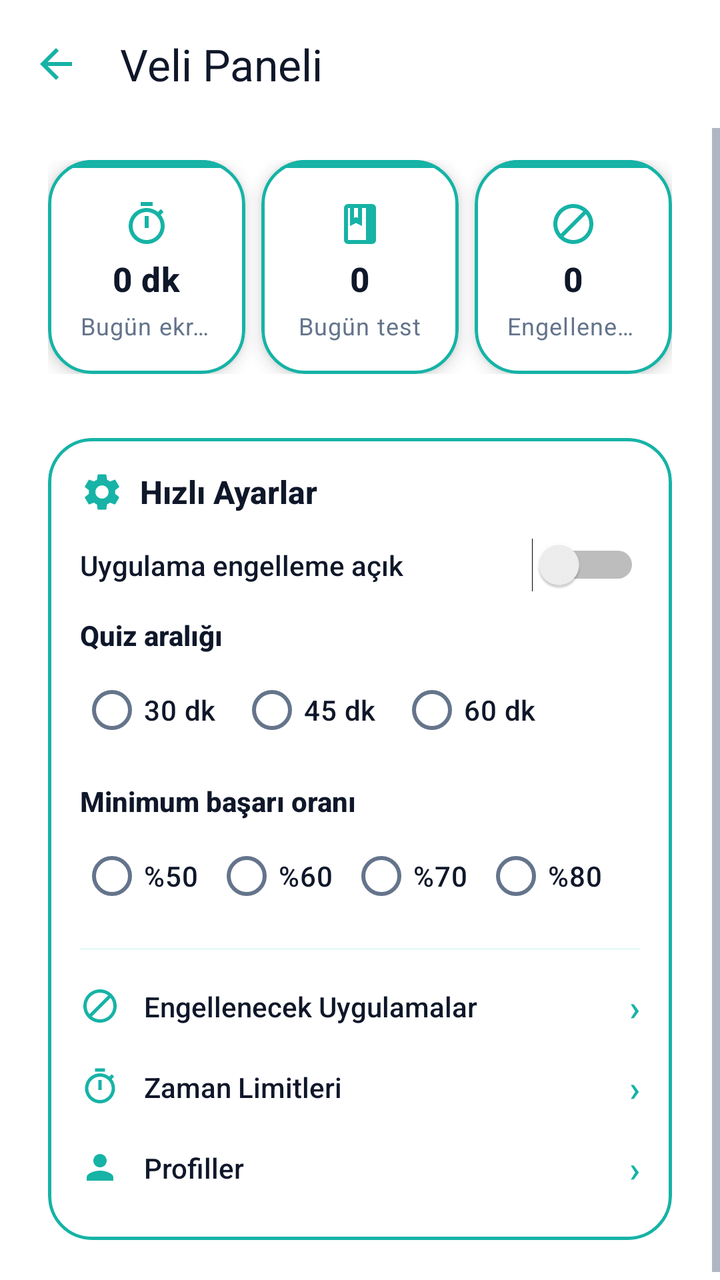
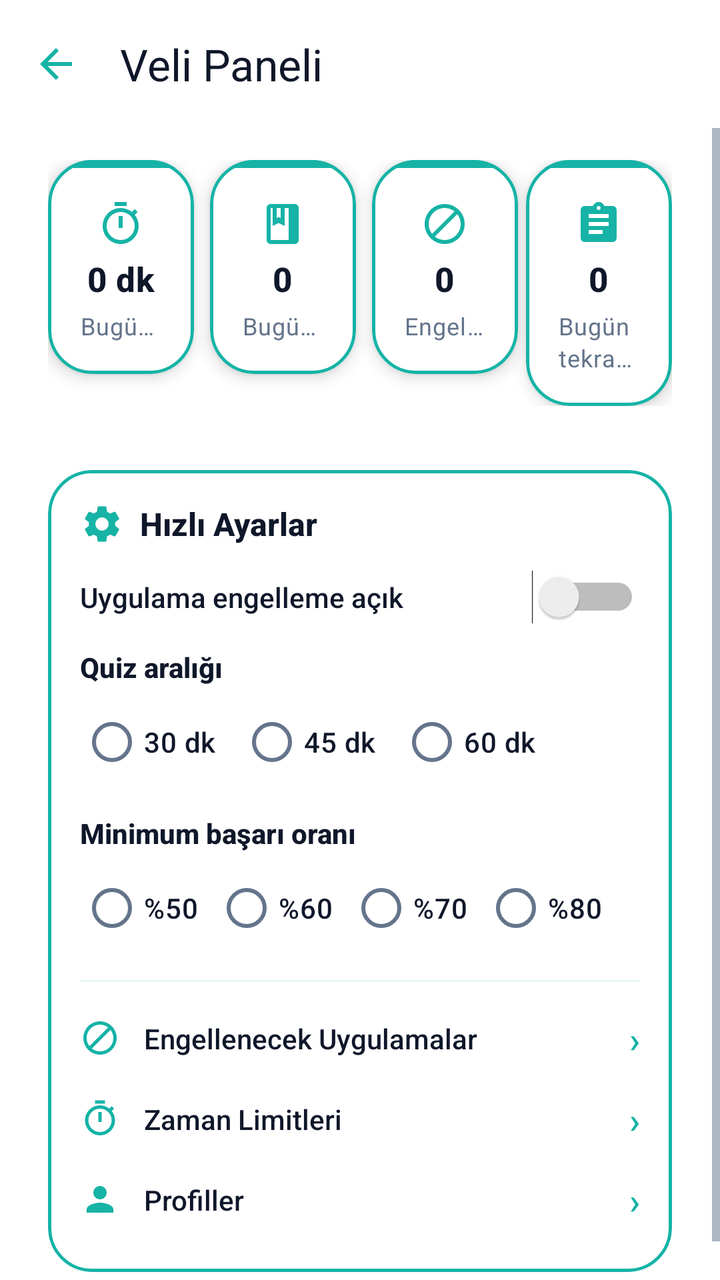

An Android layout rendered at two revisions. The XML below is the earlier revision; the diff shows what the commit changed to produce the second picture.
<!-- AndroidManifest.xml: application theme Theme.BrainBuddy -->
<!-- res/layout/activity_parent.xml -->
<?xml version="1.0" encoding="utf-8"?>
<LinearLayout xmlns:android="http://schemas.android.com/apk/res/android"
    xmlns:app="http://schemas.android.com/apk/res-auto"
    xmlns:tools="http://schemas.android.com/tools"
    android:layout_width="match_parent"
    android:layout_height="match_parent"
    android:orientation="vertical"
    android:background="@color/white">

    <com.google.android.material.appbar.MaterialToolbar
        android:id="@+id/toolbar"
        android:layout_width="match_parent"
        android:layout_height="?attr/actionBarSize"
        android:background="@color/white"
        app:title="@string/parent_hub_title"
        app:titleTextColor="@color/bb_text"
        app:navigationIcon="?attr/homeAsUpIndicator"
        app:navigationIconTint="?attr/colorPrimary" />

    <ScrollView
        android:layout_width="match_parent"
        android:layout_height="match_parent"
        android:fillViewport="true"
        android:clipToPadding="false"
        android:overScrollMode="never">

        <LinearLayout
            android:layout_width="match_parent"
            android:layout_height="wrap_content"
            android:orientation="vertical"
            android:paddingStart="@dimen/space_24"
            android:paddingEnd="@dimen/space_24"
            android:paddingTop="@dimen/space_16"
            android:paddingBottom="@dimen/space_24">

            
            <LinearLayout
                android:id="@+id/summaryRow"
                android:layout_width="match_parent"
                android:layout_height="wrap_content"
                android:orientation="horizontal"
                android:baselineAligned="false"
                android:layout_marginBottom="@dimen/space_16">

                <com.google.android.material.card.MaterialCardView
                    style="@style/Widget.BrainBuddy.AppCardWhite"
                    android:layout_width="0dp"
                    android:layout_height="wrap_content"
                    android:layout_weight="1"
                    android:layout_marginEnd="@dimen/space_4">

                    <LinearLayout
                        android:layout_width="match_parent"
                        android:layout_height="wrap_content"
                        android:orientation="vertical">

                        <View
                            android:layout_width="match_parent"
                            android:layout_height="@dimen/app_accent_bar_height"
                            android:background="@color/emerald_primary" />

                        <LinearLayout
                            android:layout_width="match_parent"
                            android:layout_height="wrap_content"
                            android:orientation="vertical"
                            android:padding="@dimen/space_16"
                            android:gravity="center">

                            <ImageView
                                android:layout_width="24dp"
                                android:layout_height="24dp"
                                android:src="@drawable/ic_timer"
                                android:tint="@color/emerald_primary"
                                app:tint="@color/emerald_primary"
                                android:contentDescription="@null" />

                            <TextView
                                android:id="@+id/tvTodayScreenTime"
                                style="@style/TextAppearance.BrainBuddy.AppTitle"
                                android:layout_width="wrap_content"
                                android:layout_height="wrap_content"
                                android:layout_marginTop="@dimen/space_4"
                                android:text="0 dk"
                                android:maxLines="1"
                                android:ellipsize="end" />

                            <TextView
                                style="@style/TextAppearance.BrainBuddy.AppSubtitle"
                                android:layout_width="wrap_content"
                                android:layout_height="wrap_content"
                                android:layout_marginTop="@dimen/space_4"
                                android:text="@string/parent_summary_screen_time"
                                android:maxLines="1"
                                android:ellipsize="end" />
                        </LinearLayout>
                    </LinearLayout>
                </com.google.android.material.card.MaterialCardView>

                <com.google.android.material.card.MaterialCardView
                    style="@style/Widget.BrainBuddy.AppCardWhite"
                    android:layout_width="0dp"
                    android:layout_height="wrap_content"
                    android:layout_weight="1"
                    android:layout_marginHorizontal="@dimen/space_4">

                    <LinearLayout
                        android:layout_width="match_parent"
                        android:layout_height="wrap_content"
                        android:orientation="vertical">

                        <View
                            android:layout_width="match_parent"
                            android:layout_height="@dimen/app_accent_bar_height"
                            android:background="@color/emerald_primary" />

                        <LinearLayout
                            android:layout_width="match_parent"
                            android:layout_height="wrap_content"
                            android:orientation="vertical"
                            android:padding="@dimen/space_16"
                            android:gravity="center">

                            <ImageView
                                android:layout_width="24dp"
                                android:layout_height="24dp"
                                android:src="@drawable/ic_quiz"
                                android:tint="@color/emerald_primary"
                                app:tint="@color/emerald_primary"
                                android:contentDescription="@null" />

                            <TextView
                                android:id="@+id/tvTodayTests"
                                style="@style/TextAppearance.BrainBuddy.AppTitle"
                                android:layout_width="wrap_content"
                                android:layout_height="wrap_content"
                                android:layout_marginTop="@dimen/space_4"
                                android:text="0"
                                android:maxLines="1"
                                android:ellipsize="end" />

                            <TextView
                                style="@style/TextAppearance.BrainBuddy.AppSubtitle"
                                android:layout_width="wrap_content"
                                android:layout_height="wrap_content"
                                android:layout_marginTop="@dimen/space_4"
                                android:text="@string/parent_summary_tests"
                                android:maxLines="1"
                                android:ellipsize="end" />
                        </LinearLayout>
                    </LinearLayout>
                </com.google.android.material.card.MaterialCardView>

                <com.google.android.material.card.MaterialCardView
                    style="@style/Widget.BrainBuddy.AppCardWhite"
                    android:layout_width="0dp"
                    android:layout_height="wrap_content"
                    android:layout_weight="1"
                    android:layout_marginStart="@dimen/space_4">

                    <LinearLayout
                        android:layout_width="match_parent"
                        android:layout_height="wrap_content"
                        android:orientation="vertical">

                        <View
                            android:layout_width="match_parent"
                            android:layout_height="@dimen/app_accent_bar_height"
                            android:background="@color/emerald_primary" />

                        <LinearLayout
                            android:layout_width="match_parent"
                            android:layout_height="wrap_content"
                            android:orientation="vertical"
                            android:padding="@dimen/space_16"
                            android:gravity="center">

                            <ImageView
                                android:layout_width="24dp"
                                android:layout_height="24dp"
                                android:src="@drawable/ic_block"
                                android:tint="@color/emerald_primary"
                                app:tint="@color/emerald_primary"
                                android:contentDescription="@null" />

                            <TextView
                                android:id="@+id/tvBlockedAppsCount"
                                style="@style/TextAppearance.BrainBuddy.AppTitle"
                                android:layout_width="wrap_content"
                                android:layout_height="wrap_content"
                                android:layout_marginTop="@dimen/space_4"
                                android:text="0"
                                android:maxLines="1"
                                android:ellipsize="end" />

                            <TextView
                                style="@style/TextAppearance.BrainBuddy.AppSubtitle"
                                android:layout_width="wrap_content"
                                android:layout_height="wrap_content"
                                android:layout_marginTop="@dimen/space_4"
                                android:text="@string/parent_summary_blocked"
                                android:maxLines="1"
                                android:ellipsize="end" />
                        </LinearLayout>
                    </LinearLayout>
                </com.google.android.material.card.MaterialCardView>
            </LinearLayout>

            
            <androidx.recyclerview.widget.RecyclerView
                android:layout_marginTop="@dimen/space_16"
                android:id="@+id/gridParentCategories"
                android:layout_width="match_parent"
                android:layout_height="wrap_content"
                android:nestedScrollingEnabled="false"
                android:clipToPadding="false"
                tools:listitem="@layout/item_parent_category"
                tools:itemCount="5"
                tools:layoutManager="androidx.recyclerview.widget.GridLayoutManager" />

            
            <include
                android:id="@+id/includeQuickSettings"
                layout="@layout/include_parent_quick_settings"
                android:layout_width="match_parent"
                android:layout_height="wrap_content"/>
        </LinearLayout>
    </ScrollView>
</LinearLayout>
<!-- res/layout/item_parent_category.xml (included above) -->
<?xml version="1.0" encoding="utf-8"?>
<com.google.android.material.card.MaterialCardView xmlns:android="http://schemas.android.com/apk/res/android"
    xmlns:app="http://schemas.android.com/apk/res-auto"
    android:id="@+id/cardRoot"
    style="@style/Widget.BrainBuddy.AppCardWhite"
    android:layout_width="match_parent"
    android:layout_height="wrap_content"
    android:layout_margin="@dimen/space_8"
    android:minHeight="130dp">

    <LinearLayout
        android:layout_width="match_parent"
        android:layout_height="wrap_content"
        android:orientation="vertical"
        android:gravity="center_horizontal">

        <View
            android:layout_width="match_parent"
            android:layout_height="@dimen/app_accent_bar_height"
            android:background="@color/emerald_primary" />

        <LinearLayout
            android:layout_width="match_parent"
            android:layout_height="wrap_content"
            android:orientation="vertical"
            android:gravity="center_horizontal"
            android:padding="@dimen/space_16">

            <ImageView
                android:id="@+id/icon"
                android:layout_width="40dp"
                android:layout_height="40dp"
                android:contentDescription="@null"
                android:tint="@color/emerald_primary"
                app:tint="@color/emerald_primary" />

            <TextView
                android:id="@+id/title"
                style="@style/TextAppearance.BrainBuddy.AppTitle"
                android:layout_width="wrap_content"
                android:layout_height="wrap_content"
                android:layout_marginTop="@dimen/space_12"
                android:gravity="center"
                android:maxLines="2"
                android:ellipsize="end" />

            <TextView
                android:id="@+id/subtitle"
                style="@style/TextAppearance.BrainBuddy.AppSubtitle"
                android:layout_width="wrap_content"
                android:layout_height="wrap_content"
                android:layout_marginTop="@dimen/space_4"
                android:gravity="center"
                android:maxLines="2"
                android:ellipsize="end" />
        </LinearLayout>
    </LinearLayout>
</com.google.android.material.card.MaterialCardView>
<!-- res/layout/include_parent_quick_settings.xml (included above) -->
<?xml version="1.0" encoding="utf-8"?>
<com.google.android.material.card.MaterialCardView xmlns:android="http://schemas.android.com/apk/res/android"
    xmlns:app="http://schemas.android.com/apk/res-auto"
    xmlns:tools="http://schemas.android.com/tools"
    android:id="@+id/cardQuickSettings"
    android:layout_width="match_parent"
    android:layout_height="wrap_content"
    android:layout_marginTop="@dimen/space_16"
    app:cardBackgroundColor="@color/white"
    app:strokeColor="@color/emerald_primary"
    app:strokeWidth="1.5dp"
    app:cardCornerRadius="@dimen/app_card_radius"
    app:cardElevation="0dp">

    <LinearLayout
        android:layout_width="match_parent"
        android:layout_height="wrap_content"
        android:orientation="vertical"
        android:padding="@dimen/space_16">

        <LinearLayout
            android:layout_width="match_parent"
            android:layout_height="wrap_content"
            android:orientation="horizontal"
            android:gravity="center_vertical">

            <ImageView
                android:layout_width="22dp"
                android:layout_height="22dp"
                android:src="@drawable/ic_settings"
                app:tint="@color/emerald_primary"
                android:contentDescription="@null"/>

            <TextView
                android:layout_width="wrap_content"
                android:layout_height="wrap_content"
                android:layout_marginStart="@dimen/space_8"
                android:text="@string/quick_settings_title"
                android:textSize="16sp"
                android:textStyle="bold"
                android:textColor="@color/bb_text"/>
        </LinearLayout>

        
        <LinearLayout
            android:layout_width="match_parent"
            android:layout_height="wrap_content"
            android:orientation="horizontal"
            android:gravity="center_vertical"
            android:layout_marginTop="@dimen/space_12">

            <TextView
                android:layout_width="0dp"
                android:layout_height="wrap_content"
                android:layout_weight="1"
                android:text="@string/settings_protection_on"
                android:textSize="14sp"
                android:textColor="@color/bb_text"/>

            <Switch
                android:id="@+id/quickSwitchAppBlocking"
                android:layout_width="wrap_content"
                android:layout_height="wrap_content"/>
        </LinearLayout>

        
        <TextView
            android:layout_width="match_parent"
            android:layout_height="wrap_content"
            android:layout_marginTop="@dimen/space_12"
            android:text="@string/settings_quiz_interval"
            android:textSize="14sp"
            android:textStyle="bold"
            android:textColor="@color/bb_text"/>

        <RadioGroup
            android:id="@+id/quickQuizIntervalGroup"
            android:layout_width="match_parent"
            android:layout_height="wrap_content"
            android:orientation="horizontal"
            android:layout_marginTop="@dimen/space_4">

            <RadioButton
                android:id="@+id/quickInterval30"
                android:layout_width="wrap_content"
                android:layout_height="wrap_content"
                android:layout_marginEnd="@dimen/space_12"
                android:text="@string/interval_30"
                android:textColor="@color/bb_text"/>

            <RadioButton
                android:id="@+id/quickInterval45"
                android:layout_width="wrap_content"
                android:layout_height="wrap_content"
                android:layout_marginEnd="@dimen/space_12"
                android:text="@string/interval_45"
                android:textColor="@color/bb_text"/>

            <RadioButton
                android:id="@+id/quickInterval60"
                android:layout_width="wrap_content"
                android:layout_height="wrap_content"
                android:text="@string/interval_60"
                android:textColor="@color/bb_text"/>
        </RadioGroup>

        
        <TextView
            android:layout_width="match_parent"
            android:layout_height="wrap_content"
            android:layout_marginTop="@dimen/space_12"
            android:text="@string/settings_min_success_rate"
            android:textSize="14sp"
            android:textStyle="bold"
            android:textColor="@color/bb_text"/>

        <RadioGroup
            android:id="@+id/quickSuccessRateGroup"
            android:layout_width="match_parent"
            android:layout_height="wrap_content"
            android:orientation="horizontal"
            android:layout_marginTop="@dimen/space_4">

            <RadioButton
                android:id="@+id/quickSuccessRate50"
                android:layout_width="wrap_content"
                android:layout_height="wrap_content"
                android:layout_marginEnd="@dimen/space_8"
                android:text="@string/success_rate_50"
                android:textColor="@color/bb_text"/>

            <RadioButton
                android:id="@+id/quickSuccessRate60"
                android:layout_width="wrap_content"
                android:layout_height="wrap_content"
                android:layout_marginEnd="@dimen/space_8"
                android:text="@string/success_rate_60"
                android:textColor="@color/bb_text"/>

            <RadioButton
                android:id="@+id/quickSuccessRate70"
                android:layout_width="wrap_content"
                android:layout_height="wrap_content"
                android:layout_marginEnd="@dimen/space_8"
                android:text="@string/success_rate_70"
                android:textColor="@color/bb_text"/>

            <RadioButton
                android:id="@+id/quickSuccessRate80"
                android:layout_width="wrap_content"
                android:layout_height="wrap_content"
                android:text="@string/success_rate_80"
                android:textColor="@color/bb_text"/>
        </RadioGroup>

        
        <View
            android:layout_width="match_parent"
            android:layout_height="1dp"
            android:layout_marginTop="@dimen/space_12"
            android:layout_marginBottom="@dimen/space_8"
            android:background="@color/emerald_light"/>

        <LinearLayout
            android:id="@+id/rowBlockedApps"
            android:layout_width="match_parent"
            android:layout_height="wrap_content"
            android:orientation="horizontal"
            android:gravity="center_vertical"
            android:paddingVertical="@dimen/space_8"
            android:background="?attr/selectableItemBackground">

            <ImageView
                android:layout_width="20dp"
                android:layout_height="20dp"
                android:src="@drawable/ic_block"
                app:tint="@color/emerald_primary"
                android:contentDescription="@null"/>

            <TextView
                android:layout_width="0dp"
                android:layout_height="wrap_content"
                android:layout_weight="1"
                android:layout_marginStart="@dimen/space_12"
                android:text="@string/quick_settings_blocked_apps"
                android:textSize="14sp"
                android:textColor="@color/bb_text"/>

            <TextView
                android:layout_width="wrap_content"
                android:layout_height="wrap_content"
                android:text="›"
                android:textSize="18sp"
                android:textColor="@color/emerald_primary"/>
        </LinearLayout>

        <LinearLayout
            android:id="@+id/rowTimeLimits"
            android:layout_width="match_parent"
            android:layout_height="wrap_content"
            android:orientation="horizontal"
            android:gravity="center_vertical"
            android:paddingVertical="@dimen/space_8"
            android:background="?attr/selectableItemBackground">

            <ImageView
                android:layout_width="20dp"
                android:layout_height="20dp"
                android:src="@drawable/ic_timer"
                app:tint="@color/emerald_primary"
                android:contentDescription="@null"/>

            <TextView
                android:layout_width="0dp"
                android:layout_height="wrap_content"
                android:layout_weight="1"
                android:layout_marginStart="@dimen/space_12"
                android:text="@string/settings_time_limits"
                android:textSize="14sp"
                android:textColor="@color/bb_text"/>

            <TextView
                android:layout_width="wrap_content"
                android:layout_height="wrap_content"
                android:text="›"
                android:textSize="18sp"
                android:textColor="@color/emerald_primary"/>
        </LinearLayout>

        <LinearLayout
            android:id="@+id/rowProfiles"
            android:layout_width="match_parent"
            android:layout_height="wrap_content"
            android:orientation="horizontal"
            android:gravity="center_vertical"
            android:paddingVertical="@dimen/space_8"
            android:background="?attr/selectableItemBackground">

            <ImageView
                android:layout_width="20dp"
                android:layout_height="20dp"
                android:src="@drawable/ic_avatar"
                app:tint="@color/emerald_primary"
                android:contentDescription="@null"/>

            <TextView
                android:layout_width="0dp"
                android:layout_height="wrap_content"
                android:layout_weight="1"
                android:layout_marginStart="@dimen/space_12"
                android:text="@string/quick_settings_profiles"
                android:textSize="14sp"
                android:textColor="@color/bb_text"/>

            <TextView
                android:layout_width="wrap_content"
                android:layout_height="wrap_content"
                android:text="›"
                android:textSize="18sp"
                android:textColor="@color/emerald_primary"/>
        </LinearLayout>
    </LinearLayout>
</com.google.android.material.card.MaterialCardView>
<!-- resources referenced by this layout -->
<resources>
  <color name="bb_text">@color/textPrimary</color>
  <color name="emerald_light">@color/emeraldSoft</color>
  <color name="emerald_primary">@color/emerald</color>
  <color name="white">#FFFFFF</color>
  <dimen name="app_accent_bar_height">4dp</dimen>
  <dimen name="app_card_radius">22dp</dimen>
  <dimen name="space_12">12dp</dimen>
  <dimen name="space_16">16dp</dimen>
  <dimen name="space_24">24dp</dimen>
  <dimen name="space_4">4dp</dimen>
  <dimen name="space_8">8dp</dimen>
  <string name="interval_30">30 dk</string>
  <string name="interval_45">45 dk</string>
  <string name="interval_60">60 dk</string>
  <string name="parent_hub_title">Veli Paneli</string>
  <string name="parent_summary_blocked">Engellenen uygulama</string>
  <string name="parent_summary_screen_time">Bugün ekran süresi</string>
  <string name="parent_summary_tests">Bugün test</string>
  <string name="quick_settings_blocked_apps">Engellenecek Uygulamalar</string>
  <string name="quick_settings_profiles">Profiller</string>
  <string name="quick_settings_title">Hızlı Ayarlar</string>
  <string name="settings_min_success_rate">Minimum başarı oranı</string>
  <string name="settings_protection_on">Uygulama engelleme açık</string>
  <string name="settings_quiz_interval">Quiz aralığı</string>
  <string name="settings_time_limits">Zaman Limitleri</string>
  <string name="success_rate_50">%50</string>
  <string name="success_rate_60">%60</string>
  <string name="success_rate_70">%70</string>
  <string name="success_rate_80">%80</string>
  <style name="TextAppearance.BrainBuddy.AppSubtitle" parent="TextAppearance.Material3.BodySmall">
          <item name="android:textSize">12sp</item>
          <item name="android:textColor">@color/app_subtitle</item>
      </style>
  <style name="TextAppearance.BrainBuddy.AppTitle" parent="TextAppearance.Material3.TitleMedium">
          <item name="android:textSize">17sp</item>
          <item name="android:textStyle">bold</item>
          <item name="android:textColor">@color/app_title</item>
      </style>
  <color name="textPrimary">#0F172A</color>
  <color name="emeraldSoft">#E6FAF7</color>
  <color name="emerald">#16B3A6</color>
  <color name="app_subtitle">@color/textSecondary</color>
  <color name="app_title">@color/textPrimary</color>
  <dimen name="app_card_elevation">5dp</dimen>
  <dimen name="app_card_stroke_width">1.5dp</dimen>
  <color name="bb_primary">@color/emerald</color>
  <color name="bb_secondary">@color/emeraldDark</color>
  <color name="bb_accent">@color/emerald</color>
  <color name="black">#000000</color>
  <color name="bb_error">@color/danger</color>
  <color name="bb_bg">@color/emeraldSoft</color>
  <color name="bb_surface_container">@color/emerald_surface</color>
  <color name="bb_outline_variant">@color/emerald_primary</color>
  <color name="bb_text_muted">@color/textSecondary</color>
  <color name="emerald_dark">@color/emeraldDark</color>
  <color name="textSecondary">#64748B</color>
  <color name="emeraldDark">#0E7E76</color>
  <color name="danger">#EF4444</color>
  <color name="emerald_surface">#F5FFFD</color>
  <!-- unchanged entries left out for length: 9 -->
</resources>

<!-- the commit's change to res/layout/activity_parent.xml (unified diff, before → after) -->
@@ -199,6 +199,60 @@
                                 android:layout_marginTop="@dimen/space_4"
                                 android:text="@string/parent_summary_blocked"
                                 android:maxLines="1"
+                                android:ellipsize="end" />
+                        </LinearLayout>
+                    </LinearLayout>
+                </com.google.android.material.card.MaterialCardView>
+
+                <com.google.android.material.card.MaterialCardView
+                    style="@style/Widget.BrainBuddy.AppCardWhite"
+                    android:layout_width="0dp"
+                    android:layout_height="wrap_content"
+                    android:layout_weight="1"
+                    android:layout_marginStart="@dimen/space_4">
+
+                    <LinearLayout
+                        android:layout_width="match_parent"
+                        android:layout_height="wrap_content"
+                        android:orientation="vertical">
+
+                        <View
+                            android:layout_width="match_parent"
+                            android:layout_height="@dimen/app_accent_bar_height"
+                            android:background="@color/emerald_primary" />
+
+                        <LinearLayout
+                            android:layout_width="match_parent"
+                            android:layout_height="wrap_content"
+                            android:orientation="vertical"
+                            android:padding="@dimen/space_16"
+                            android:gravity="center">
+
+                            <ImageView
+                                android:layout_width="24dp"
+                                android:layout_height="24dp"
+                                android:src="@drawable/ic_review"
+                                android:tint="@color/emerald_primary"
+                                app:tint="@color/emerald_primary"
+                                android:contentDescription="@null" />
+
+                            <TextView
+                                android:id="@+id/tvDueWrongCount"
+                                style="@style/TextAppearance.BrainBuddy.AppTitle"
+                                android:layout_width="wrap_content"
+                                android:layout_height="wrap_content"
+                                android:layout_marginTop="@dimen/space_4"
+                                android:text="0"
+                                android:maxLines="1"
+                                android:ellipsize="end" />
+
+                            <TextView
+                                style="@style/TextAppearance.BrainBuddy.AppSubtitle"
+                                android:layout_width="wrap_content"
+                                android:layout_height="wrap_content"
+                                android:layout_marginTop="@dimen/space_4"
+                                android:text="@string/parent_summary_due_wrong"
+                                android:maxLines="2"
                                 android:ellipsize="end" />
                         </LinearLayout>
                     </LinearLayout>
<!-- resource entries referenced after the edit -->
@@ -11,11 +11,23 @@
   <dimen name="space_24">24dp</dimen>
   <dimen name="space_4">4dp</dimen>
   <dimen name="space_8">8dp</dimen>
+  <!-- drawable ic_review (drawable) -->
+  <?xml version="1.0" encoding="utf-8"?>
+  <vector xmlns:android="http://schemas.android.com/apk/res/android"
+      android:width="24dp"
+      android:height="24dp"
+      android:viewportWidth="24"
+      android:viewportHeight="24">
+      <path
+          android:fillColor="#FF000000"
+          android:pathData="M19,3h-4.18C14.4,1.84 13.3,1 12,1c-1.3,0 -2.4,0.84 -2.82,2H5C3.9,3 3,3.9 3,5v14c0,1.1 0.9,2 2,2h14c1.1,0 2,-0.9 2,-2V5C21,3.9 20.1,3 19,3zM12,3c0.55,0 1,0.45 1,1s-0.45,1 -1,1 -1,-0.45 -1,-1 0.45,-1 1,-1zM14,17H7v-2h7v2zM17,13H7v-2h10v2zM17,9H7V7h10v2z"/>
+  </vector>
   <string name="interval_30">30 dk</string>
   <string name="interval_45">45 dk</string>
   <string name="interval_60">60 dk</string>
   <string name="parent_hub_title">Veli Paneli</string>
   <string name="parent_summary_blocked">Engellenen uygulama</string>
+  <string name="parent_summary_due_wrong">Bugün tekrar sorulacak yanlışlar</string>
   <string name="parent_summary_screen_time">Bugün ekran süresi</string>
   <string name="parent_summary_tests">Bugün test</string>
   <string name="quick_settings_blocked_apps">Engellenecek Uygulamalar</string>
